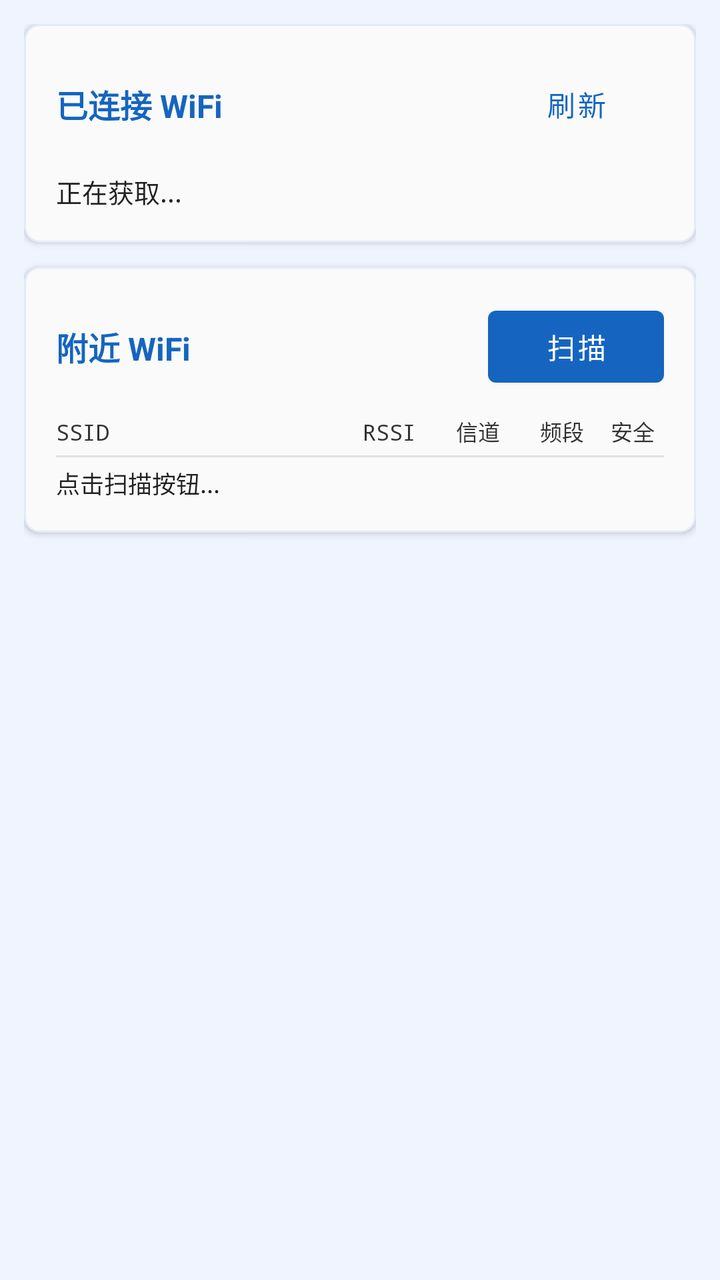
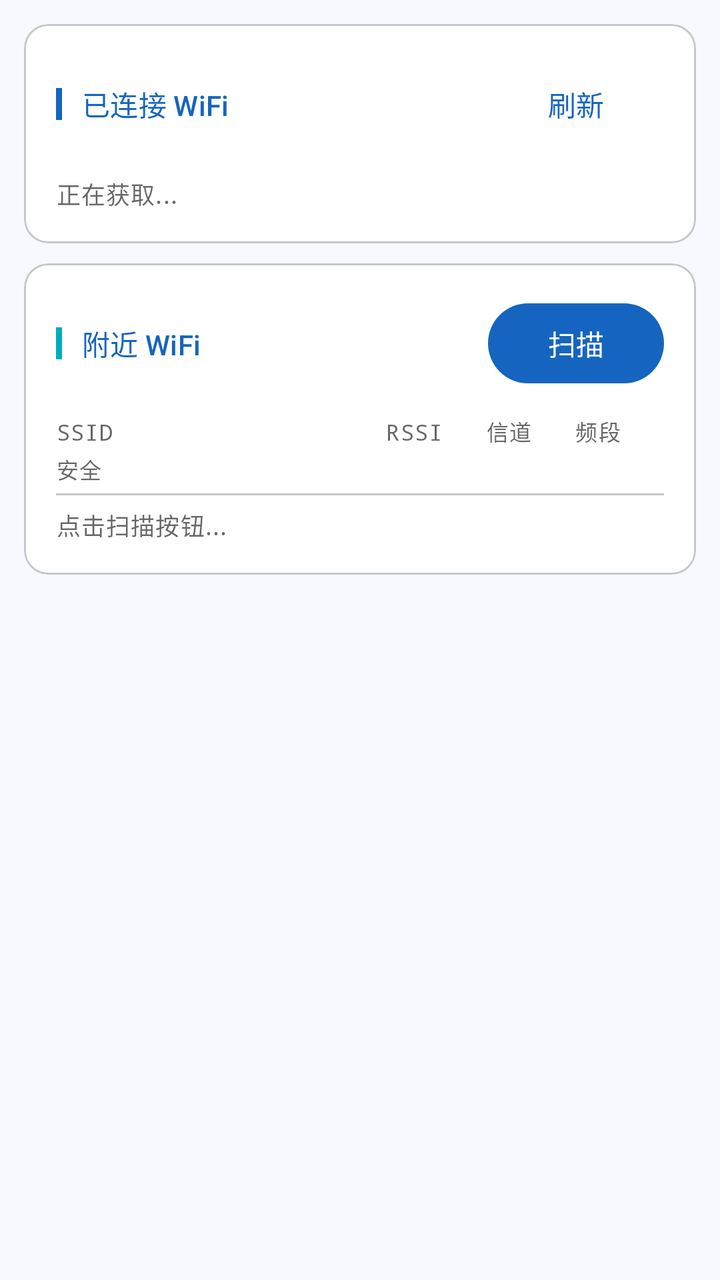

Compare the two renders of this Android layout. The source of the first and the diff that turns it into the second are given below.
<!-- AndroidManifest.xml: application theme Theme.CellSentinelApp -->
<!-- res/layout/fragment_wifi_info.xml -->
<?xml version="1.0" encoding="utf-8"?>
<ScrollView xmlns:android="http://schemas.android.com/apk/res/android"
    xmlns:app="http://schemas.android.com/apk/res-auto"
    android:layout_width="match_parent"
    android:layout_height="match_parent"
    android:background="@color/background"
    android:padding="12dp">

    <LinearLayout
        android:layout_width="match_parent"
        android:layout_height="wrap_content"
        android:orientation="vertical">

        
        <com.google.android.material.card.MaterialCardView
            android:layout_width="match_parent"
            android:layout_height="wrap_content"
            android:layout_marginBottom="12dp"
            app:cardElevation="2dp"
            app:cardCornerRadius="8dp"
            app:cardBackgroundColor="@color/colorSurfaceFaint">
            <LinearLayout
                android:layout_width="match_parent"
                android:layout_height="wrap_content"
                android:orientation="vertical"
                android:padding="16dp">
                <LinearLayout
                    android:layout_width="match_parent"
                    android:layout_height="wrap_content"
                    android:orientation="horizontal"
                    android:gravity="center_vertical"
                    android:layout_marginBottom="10dp">
                    <TextView
                        android:layout_width="0dp"
                        android:layout_height="wrap_content"
                        android:layout_weight="1"
                        android:text="已连接 WiFi"
                        android:textSize="16sp"
                        android:textStyle="bold"
                        android:textColor="@color/colorPrimary" />
                    <Button
                        android:id="@+id/btn_wifi_refresh"
                        style="@style/Widget.MaterialComponents.Button.TextButton"
                        android:layout_width="wrap_content"
                        android:layout_height="wrap_content"
                        android:text="刷新"
                        android:textAllCaps="false" />
                </LinearLayout>
                <TextView
                    android:id="@+id/tv_wifi_connected"
                    android:layout_width="match_parent"
                    android:layout_height="wrap_content"
                    android:textSize="13sp"
                    android:textColor="@color/textColorPrimary"
                    android:fontFamily="monospace"
                    android:lineSpacingMultiplier="1.5"
                    android:text="正在获取..." />
            </LinearLayout>
        </com.google.android.material.card.MaterialCardView>

        
        <com.google.android.material.card.MaterialCardView
            android:layout_width="match_parent"
            android:layout_height="wrap_content"
            android:layout_marginBottom="12dp"
            app:cardElevation="2dp"
            app:cardCornerRadius="8dp"
            app:cardBackgroundColor="@color/colorSurfaceFaint">
            <LinearLayout
                android:layout_width="match_parent"
                android:layout_height="wrap_content"
                android:orientation="vertical"
                android:padding="16dp">
                <LinearLayout
                    android:layout_width="match_parent"
                    android:layout_height="wrap_content"
                    android:orientation="horizontal"
                    android:gravity="center_vertical"
                    android:layout_marginBottom="10dp">
                    <TextView
                        android:layout_width="0dp"
                        android:layout_height="wrap_content"
                        android:layout_weight="1"
                        android:text="附近 WiFi"
                        android:textSize="16sp"
                        android:textStyle="bold"
                        android:textColor="@color/colorPrimary" />
                    <Button
                        android:id="@+id/btn_wifi_scan"
                        android:layout_width="wrap_content"
                        android:layout_height="wrap_content"
                        android:text="扫描"
                        android:textAllCaps="false" />
                </LinearLayout>
                <TextView
                    android:id="@+id/tv_wifi_scan_header"
                    android:layout_width="match_parent"
                    android:layout_height="wrap_content"
                    android:textSize="11sp"
                    android:textColor="@color/textColorMedium"
                    android:fontFamily="monospace"
                    android:layout_marginBottom="4dp"
                    android:text="SSID                   RSSI   信道   频段  安全" />
                <View
                    android:layout_width="match_parent"
                    android:layout_height="1dp"
                    android:background="@color/colorDivider"
                    android:layout_marginBottom="4dp" />
                <TextView
                    android:id="@+id/tv_wifi_scan_results"
                    android:layout_width="match_parent"
                    android:layout_height="wrap_content"
                    android:textSize="12sp"
                    android:textColor="@color/textColorPrimary"
                    android:fontFamily="monospace"
                    android:lineSpacingMultiplier="1.5"
                    android:text="点击扫描按钮..." />
            </LinearLayout>
        </com.google.android.material.card.MaterialCardView>

    </LinearLayout>
</ScrollView>
<!-- resources referenced by this layout -->
<resources>
  <color name="background">#F0F4FF</color>
  <color name="colorDivider">#1A000000</color>
  <color name="colorPrimary">#1565C0</color>
  <color name="colorSurfaceFaint">#FAFAFA</color>
  <color name="textColorMedium">#CC000000</color>
  <color name="textColorPrimary">#DE000000</color>
  <style name="Theme.CellSentinelApp" parent="Theme.MaterialComponents.Light.DarkActionBar">
          
          <item name="colorPrimary">@color/colorPrimary</item>
          <item name="colorPrimaryVariant">@color/colorPrimaryDark</item>
          <item name="colorOnPrimary">@color/white</item>
          
          <item name="colorSecondary">@color/colorAccent</item>
          <item name="colorSecondaryVariant">@color/colorAccentDark</item>
          <item name="colorOnSecondary">@color/white</item>
          
          <item name="colorSurface">@color/colorSurface</item>
          <item name="colorOnSurface">@color/textColorPrimary</item>
          
          <item name="android:windowBackground">@color/background</item>
          <item name="android:colorBackground">@color/background</item>
          
          <item name="android:statusBarColor">@color/colorPrimaryDark</item>
          
          <item name="android:textColorPrimary">@color/textColorPrimary</item>
          <item name="android:textColorSecondary">@color/textColorSecondary</item>
          <item name="android:textColorHint">@color/textColorHint</item>
          
          <item name="materialCardViewStyle">@style/AppCardView</item>
          <item name="editTextStyle">@style/AppEditText</item>
          <item name="chipStyle">@style/AppChip</item>
      </style>
  <color name="colorPrimaryDark">#0D47A1</color>
  <color name="white">#FFFFFFFF</color>
  <color name="colorAccent">#00ACC1</color>
  <color name="colorAccentDark">#007C91</color>
  <color name="colorSurface">#FFFFFF</color>
  <color name="textColorSecondary">#99000000</color>
  <color name="textColorHint">#FF757575</color>
  <style name="AppCardView" parent="Widget.MaterialComponents.CardView">
          <item name="cardCornerRadius">8dp</item>
          <item name="cardElevation">2dp</item>
          <item name="cardBackgroundColor">@color/colorSurfaceFaint</item>
          <item name="strokeColor">@color/colorPrimaryTintBg</item>
          <item name="strokeWidth">1dp</item>
      </style>
  <style name="AppChip" parent="Widget.MaterialComponents.Chip.Filter">
          <item name="chipBackgroundColor">@color/chip_bg_color</item>
          <item name="android:textColor">@color/chip_text_color</item>
          <item name="chipStrokeColor">@color/colorPrimaryTintBg</item>
          <item name="chipStrokeWidth">1dp</item>
      </style>
  <color name="colorPrimaryTintBg">#1A1565C0</color>
  <!-- unchanged entries left out for length: 1 -->
</resources>

<!-- the commit's change to res/layout/fragment_wifi_info.xml (unified diff, before → after) -->
@@ -3,7 +3,7 @@
     xmlns:app="http://schemas.android.com/apk/res-auto"
     android:layout_width="match_parent"
     android:layout_height="match_parent"
-    android:background="@color/background"
+    android:background="?attr/colorSurface"
     android:padding="12dp">
 
     <LinearLayout
@@ -13,45 +13,36 @@
 
         
         <com.google.android.material.card.MaterialCardView
+            style="@style/AppInfoCard"
             android:layout_width="match_parent"
             android:layout_height="wrap_content"
-            android:layout_marginBottom="12dp"
-            app:cardElevation="2dp"
-            app:cardCornerRadius="8dp"
-            app:cardBackgroundColor="@color/colorSurfaceFaint">
-            <LinearLayout
-                android:layout_width="match_parent"
-                android:layout_height="wrap_content"
-                android:orientation="vertical"
-                android:padding="16dp">
-                <LinearLayout
-                    android:layout_width="match_parent"
-                    android:layout_height="wrap_content"
-                    android:orientation="horizontal"
-                    android:gravity="center_vertical"
-                    android:layout_marginBottom="10dp">
-                    <TextView
-                        android:layout_width="0dp"
-                        android:layout_height="wrap_content"
+            android:layout_marginBottom="10dp">
+            <LinearLayout android:layout_width="match_parent" android:layout_height="wrap_content"
+                android:orientation="vertical" android:padding="16dp">
+
+                <LinearLayout android:layout_width="match_parent" android:layout_height="wrap_content"
+                    android:orientation="horizontal" android:gravity="center_vertical"
+                    android:layout_marginBottom="12dp">
+                    <View android:layout_width="3dp" android:layout_height="16dp"
+                        android:background="@color/colorPrimary" android:layout_marginEnd="10dp" />
+                    <TextView style="@style/SectionTitle"
+                        android:layout_width="0dp" android:layout_height="wrap_content"
                         android:layout_weight="1"
-                        android:text="已连接 WiFi"
-                        android:textSize="16sp"
-                        android:textStyle="bold"
-                        android:textColor="@color/colorPrimary" />
-                    <Button
+                        android:text="已连接 WiFi" />
+                    <com.google.android.material.button.MaterialButton
                         android:id="@+id/btn_wifi_refresh"
-                        style="@style/Widget.MaterialComponents.Button.TextButton"
+                        style="@style/Widget.Material3.Button.TextButton"
                         android:layout_width="wrap_content"
                         android:layout_height="wrap_content"
                         android:text="刷新"
                         android:textAllCaps="false" />
                 </LinearLayout>
+
                 <TextView
                     android:id="@+id/tv_wifi_connected"
                     android:layout_width="match_parent"
                     android:layout_height="wrap_content"
-                    android:textSize="13sp"
-                    android:textColor="@color/textColorPrimary"
+                    android:textAppearance="?attr/textAppearanceBodySmall"
                     android:fontFamily="monospace"
                     android:lineSpacingMultiplier="1.5"
                     android:text="正在获取..." />
@@ -60,58 +51,51 @@
 
         
         <com.google.android.material.card.MaterialCardView
+            style="@style/AppInfoCard"
             android:layout_width="match_parent"
             android:layout_height="wrap_content"
-            android:layout_marginBottom="12dp"
-            app:cardElevation="2dp"
-            app:cardCornerRadius="8dp"
-            app:cardBackgroundColor="@color/colorSurfaceFaint">
-            <LinearLayout
-                android:layout_width="match_parent"
-                android:layout_height="wrap_content"
-                android:orientation="vertical"
-                android:padding="16dp">
-                <LinearLayout
-                    android:layout_width="match_parent"
-                    android:layout_height="wrap_content"
-                    android:orientation="horizontal"
-                    android:gravity="center_vertical"
-                    android:layout_marginBottom="10dp">
-                    <TextView
-                        android:layout_width="0dp"
-                        android:layout_height="wrap_content"
+            android:layout_marginBottom="10dp">
+            <LinearLayout android:layout_width="match_parent" android:layout_height="wrap_content"
+                android:orientation="vertical" android:padding="16dp">
+
+                <LinearLayout android:layout_width="match_parent" android:layout_height="wrap_content"
+                    android:orientation="horizontal" android:gravity="center_vertical"
+                    android:layout_marginBottom="12dp">
+                    <View android:layout_width="3dp" android:layout_height="16dp"
+                        android:background="@color/colorAccent" android:layout_marginEnd="10dp" />
+                    <TextView style="@style/SectionTitle"
+                        android:layout_width="0dp" android:layout_height="wrap_content"
                         android:layout_weight="1"
-                        android:text="附近 WiFi"
-                        android:textSize="16sp"
-                        android:textStyle="bold"
-                        android:textColor="@color/colorPrimary" />
-                    <Button
+                        android:text="附近 WiFi" />
+                    <com.google.android.material.button.MaterialButton
                         android:id="@+id/btn_wifi_scan"
                         android:layout_width="wrap_content"
                         android:layout_height="wrap_content"
                         android:text="扫描"
                         android:textAllCaps="false" />
                 </LinearLayout>
+
                 <TextView
                     android:id="@+id/tv_wifi_scan_header"
                     android:layout_width="match_parent"
                     android:layout_height="wrap_content"
-                    android:textSize="11sp"
-                    android:textColor="@color/textColorMedium"
+                    android:textAppearance="?attr/textAppearanceLabelSmall"
+                    android:textColor="@color/textColorSecondary"
                     android:fontFamily="monospace"
                     android:layout_marginBottom="4dp"
                     android:text="SSID                   RSSI   信道   频段  安全" />
+
                 <View
                     android:layout_width="match_parent"
                     android:layout_height="1dp"
-                    android:background="@color/colorDivider"
-                    android:layout_marginBottom="4dp" />
+                    android:background="@color/colorOutlineVariant"
+                    android:layout_marginBottom="6dp" />
+
                 <TextView
                     android:id="@+id/tv_wifi_scan_results"
                     android:layout_width="match_parent"
                     android:layout_height="wrap_content"
-                    android:textSize="12sp"
-                    android:textColor="@color/textColorPrimary"
+                    android:textAppearance="?attr/textAppearanceBodySmall"
                     android:fontFamily="monospace"
                     android:lineSpacingMultiplier="1.5"
                     android:text="点击扫描按钮..." />
<!-- resource entries referenced after the edit -->
@@ -1,58 +1,94 @@
 <!-- resources referenced by this layout -->
 <resources>
-  <color name="background">#F0F4FF</color>
-  <color name="colorDivider">#1A000000</color>
   <color name="colorPrimary">#1565C0</color>
-  <color name="colorSurfaceFaint">#FAFAFA</color>
-  <color name="textColorMedium">#CC000000</color>
   <color name="textColorPrimary">#DE000000</color>
-  <style name="Theme.CellSentinelApp" parent="Theme.MaterialComponents.Light.DarkActionBar">
+  <style name="Theme.CellSentinelApp" parent="Theme.Material3.Light">
+  
           
-          <item name="colorPrimary">@color/colorPrimary</item>
-          <item name="colorPrimaryVariant">@color/colorPrimaryDark</item>
-          <item name="colorOnPrimary">@color/white</item>
+          <item name="colorPrimary">#1565C0</item>
+          <item name="colorOnPrimary">#FFFFFF</item>
+          <item name="colorPrimaryContainer">#D8E4FF</item>
+          <item name="colorOnPrimaryContainer">#001849</item>
+  
           
-          <item name="colorSecondary">@color/colorAccent</item>
-          <item name="colorSecondaryVariant">@color/colorAccentDark</item>
-          <item name="colorOnSecondary">@color/white</item>
+          <item name="colorSecondary">#00ACC1</item>
+          <item name="colorOnSecondary">#FFFFFF</item>
+          <item name="colorSecondaryContainer">#B2EBF2</item>
+          <item name="colorOnSecondaryContainer">#001F24</item>
+  
           
-          <item name="colorSurface">@color/colorSurface</item>
-          <item name="colorOnSurface">@color/textColorPrimary</item>
+          <item name="colorTertiary">#6A1B9A</item>
+          <item name="colorOnTertiary">#FFFFFF</item>
+          <item name="colorTertiaryContainer">#EEDCFF</item>
+          <item name="colorOnTertiaryContainer">#230048</item>
+  
           
-          <item name="android:windowBackground">@color/background</item>
-          <item name="android:colorBackground">@color/background</item>
+          <item name="colorError">#B3261E</item>
+          <item name="colorOnError">#FFFFFF</item>
+          <item name="colorErrorContainer">#F9DEDC</item>
+          <item name="colorOnErrorContainer">#410E0B</item>
+  
           
-          <item name="android:statusBarColor">@color/colorPrimaryDark</item>
+          <item name="colorSurface">#F8F9FF</item>
+          <item name="colorOnSurface">#1A1C22</item>
+          <item name="colorSurfaceVariant">#DFE2EB</item>
+          <item name="colorOnSurfaceVariant">#43474F</item>
+          <item name="colorSurfaceContainerLowest">#FFFFFF</item>
+          <item name="colorSurfaceContainerLow">#F2F3FA</item>
+          <item name="colorSurfaceContainer">#ECEFF5</item>
+          <item name="colorSurfaceContainerHigh">#E6E8EF</item>
+          <item name="colorSurfaceContainerHighest">#E1E2EA</item>
+  
+          
+          <item name="colorOutline">#73777F</item>
+          <item name="colorOutlineVariant">#C3C7CF</item>
+  
+          
+          <item name="android:windowBackground">?attr/colorSurface</item>
+          <item name="android:statusBarColor">@color/colorPrimary</item>
+          <item name="android:navigationBarColor">?attr/colorSurface</item>
+  
           
           <item name="android:textColorPrimary">@color/textColorPrimary</item>
           <item name="android:textColorSecondary">@color/textColorSecondary</item>
           <item name="android:textColorHint">@color/textColorHint</item>
+  
           
           <item name="materialCardViewStyle">@style/AppCardView</item>
           <item name="editTextStyle">@style/AppEditText</item>
           <item name="chipStyle">@style/AppChip</item>
+  
       </style>
-  <color name="colorPrimaryDark">#0D47A1</color>
-  <color name="white">#FFFFFFFF</color>
+  <color name="colorSurfaceContainerLowest">#FFFFFF</color>
   <color name="colorAccent">#00ACC1</color>
-  <color name="colorAccentDark">#007C91</color>
-  <color name="colorSurface">#FFFFFF</color>
+  <color name="colorOutlineVariant">#C3C7CF</color>
   <color name="textColorSecondary">#99000000</color>
+  <style name="AppInfoCard" parent="Widget.Material3.CardView.Outlined">
+          <item name="cardCornerRadius">12dp</item>
+          <item name="cardElevation">0dp</item>
+          <item name="strokeWidth">1dp</item>
+          <item name="strokeColor">@color/colorOutlineVariant</item>
+          <item name="cardBackgroundColor">@color/colorSurfaceContainerLowest</item>
+          <item name="android:stateListAnimator">@null</item>
+      </style>
+  <style name="SectionTitle">
+          <item name="android:layout_width">wrap_content</item>
+          <item name="android:layout_height">wrap_content</item>
+          <item name="android:textAppearance">?attr/textAppearanceTitleSmall</item>
+          <item name="android:textColor">@color/colorPrimary</item>
+      </style>
   <color name="textColorHint">#FF757575</color>
-  <style name="AppCardView" parent="Widget.MaterialComponents.CardView">
-          <item name="cardCornerRadius">8dp</item>
-          <item name="cardElevation">2dp</item>
-          <item name="cardBackgroundColor">@color/colorSurfaceFaint</item>
-          <item name="strokeColor">@color/colorPrimaryTintBg</item>
-          <item name="strokeWidth">1dp</item>
+  <style name="AppCardView" parent="Widget.Material3.CardView.Elevated">
+          <item name="cardCornerRadius">12dp</item>
+          <item name="cardElevation">1dp</item>
+          <item name="android:stateListAnimator">@null</item>
       </style>
-  <style name="AppChip" parent="Widget.MaterialComponents.Chip.Filter">
+  <style name="AppChip" parent="Widget.Material3.Chip.Filter">
           <item name="chipBackgroundColor">@color/chip_bg_color</item>
           <item name="android:textColor">@color/chip_text_color</item>
-          <item name="chipStrokeColor">@color/colorPrimaryTintBg</item>
+          <item name="chipStrokeColor">?attr/colorOutlineVariant</item>
           <item name="chipStrokeWidth">1dp</item>
       </style>
-  <color name="colorPrimaryTintBg">#1A1565C0</color>
   <!-- unchanged entries left out for length: 1 -->
 </resources>
 
